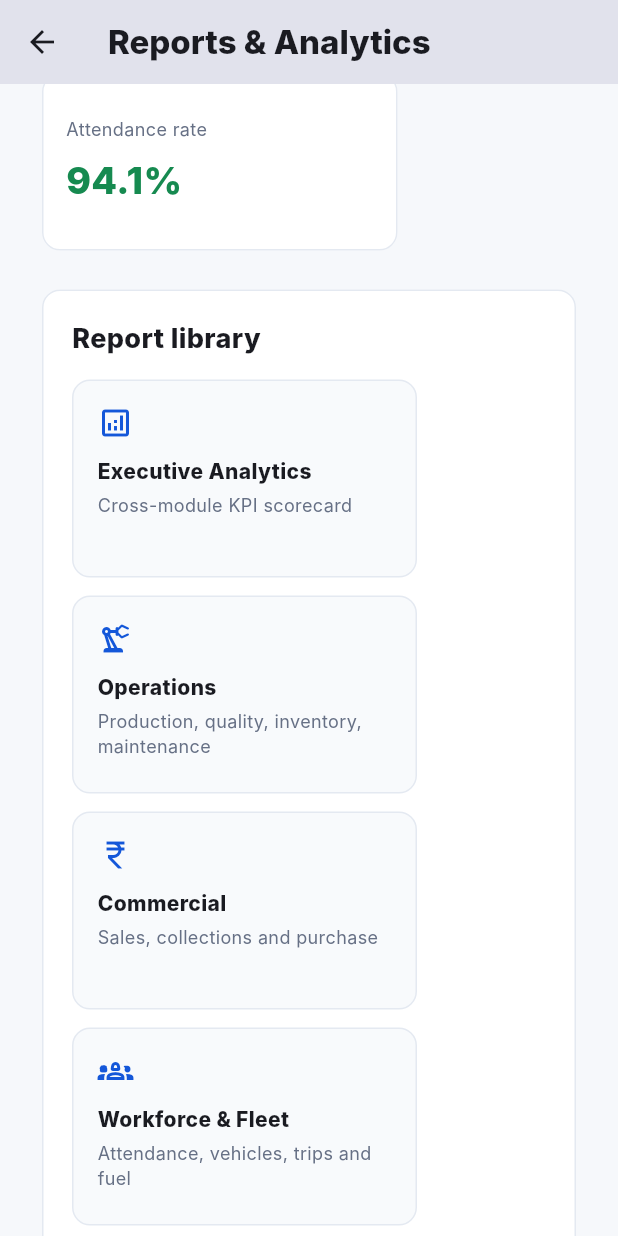
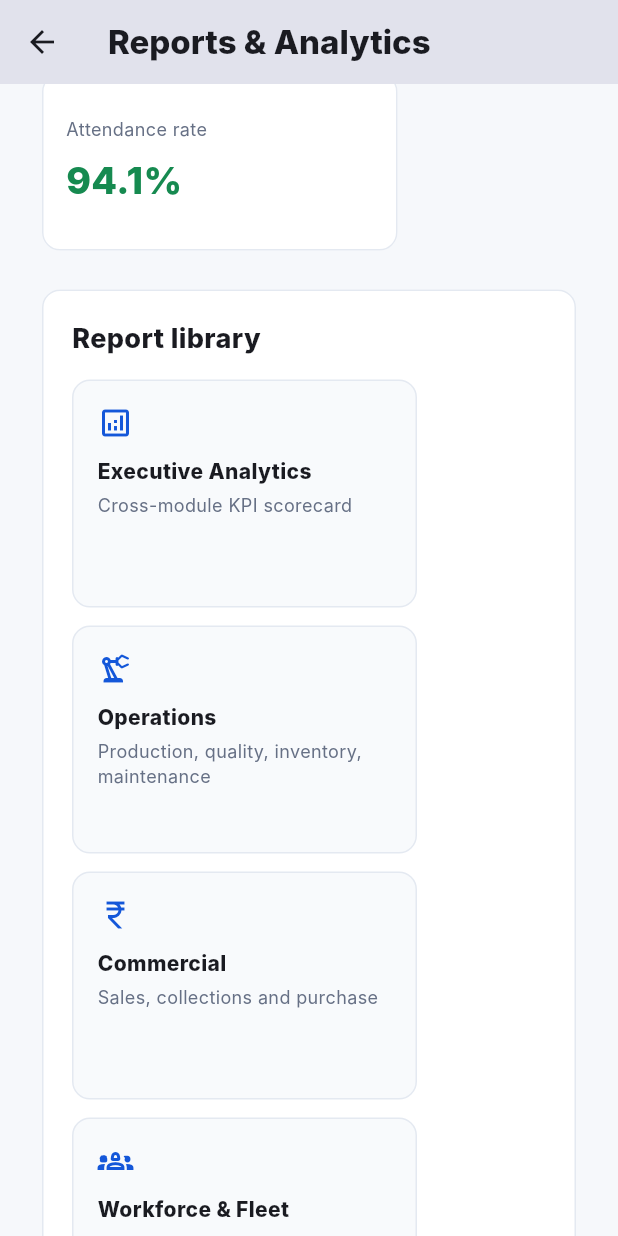
Before and after one commit to dkfutureai-alt/factory, a Flutter app: the ReportsDashboardPage screen opened by its route, scrolled down 576 dp, on a phone screen of 412 x 824 dp. Run offline on Flutter 3.47's test engine with Material 3 defaults, Android fonts, the phone set to English and light mode, and no system bars; Roboto replaces fonts that are missing (Inter).

Commit message:
fix(reports): prevent report library card overflow

```diff
--- a/apps/factoryos/lib/features/reporting/presentation/reports_dashboard_page.dart
+++ b/apps/factoryos/lib/features/reporting/presentation/reports_dashboard_page.dart
@@ -79,7 +79,7 @@ class _ReportTile extends StatelessWidget {
   @override
   Widget build(BuildContext context) => SizedBox(
         width: 230,
-        height: 132,
+        height: 152,
         child: InkWell(
           borderRadius: BorderRadius.circular(12),
           onTap: () => Navigator.of(context).pushNamed(route),
```
